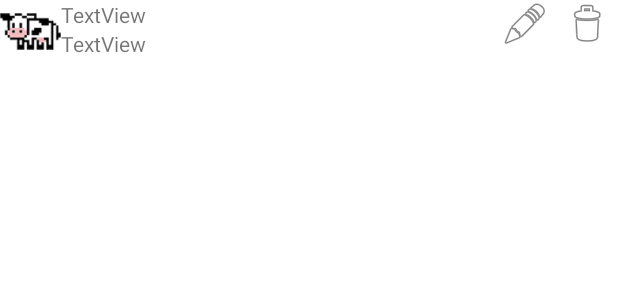
After one commit to Leet-Soft/MoneyLaundryApp, an Android app: the layout transaction_row.xml on its own in the app's theme, with its tools: preview values and no code run, on a phone screen of 412 x 824 dp. The commit adds this screen. Shown: the top 300 px of the screen. Run offline under Robolectric (Android 15) with nearby library versions, the phone set to English and light mode, and no system bars; network calls fail.

Commit message:
22.4.2023 middle of the day commit

```diff
--- a/app/src/main/java/uni/fmi/masters/moneylaundryapp/MainActivity.java
+++ b/app/src/main/java/uni/fmi/masters/moneylaundryapp/MainActivity.java
@@ -41,7 +41,7 @@ public class MainActivity extends AppCompatActivity {
         // Passing each menu ID as a set of Ids because each
         // menu should be considered as top level destinations.
         mAppBarConfiguration = new AppBarConfiguration.Builder(
-                R.id.nav_home)
+                R.id.nav_home, R.id.nav_account)
                 .setOpenableLayout(drawer)
                 .build();
         NavController navController = Navigation.findNavController(this, R.id.nav_host_fragment_content_main);
--- /dev/null
+++ b/app/src/main/res/layout/transaction_row.xml
@@ -0,0 +1,48 @@
+<?xml version="1.0" encoding="utf-8"?>
+<LinearLayout xmlns:android="http://schemas.android.com/apk/res/android"
+    xmlns:app="http://schemas.android.com/apk/res-auto"
+    android:layout_width="match_parent"
+    android:layout_height="wrap_content"
+    android:orientation="horizontal"
+    android:weightSum="100">
+
+    <ImageView
+        android:id="@+id/rowGroupIV"
+        android:layout_width="0dp"
+        android:layout_height="wrap_content"
+        android:layout_weight="10"
+        app:srcCompat="@drawable/muu" />
+
+    <LinearLayout
+        android:layout_width="0dp"
+        android:layout_height="match_parent"
+        android:layout_weight="70"
+        android:orientation="vertical">
+
+        <TextView
+            android:id="@+id/rowNameTV"
+            android:layout_width="match_parent"
+            android:layout_height="wrap_content"
+            android:text="TextView" />
+
+        <TextView
+            android:id="@+id/rowSumTV"
+            android:layout_width="match_parent"
+            android:layout_height="wrap_content"
+            android:text="TextView" />
+    </LinearLayout>
+
+    <ImageView
+        android:id="@+id/rowEditIV"
+        android:layout_width="0dp"
+        android:layout_height="wrap_content"
+        android:layout_weight="10"
+        app:srcCompat="@android:drawable/ic_menu_edit" />
+
+    <ImageView
+        android:id="@+id/rowDeleteIV"
+        android:layout_width="0dp"
+        android:layout_height="wrap_content"
+        android:layout_weight="10"
+        app:srcCompat="@android:drawable/ic_menu_delete" />
+</LinearLayout>
--- a/app/src/main/res/menu/activity_main_drawer.xml
+++ b/app/src/main/res/menu/activity_main_drawer.xml
@@ -12,5 +12,9 @@
             android:id="@+id/nav_leaderboard"
             android:icon="@android:drawable/ic_menu_myplaces"
             android:title="@string/menu_leaderboard" />
+        <item
+            android:id="@+id/nav_account"
+            android:icon="@android:drawable/ic_menu_today"
+            android:title="@string/account" />
     </group>
 </menu>
--- a/app/src/main/res/navigation/mobile_navigation.xml
+++ b/app/src/main/res/navigation/mobile_navigation.xml
@@ -16,5 +16,10 @@
         android:name="uni.fmi.masters.moneylaundryapp.ui.LeaderboardFragment"
         android:label="@string/menu_leaderboard"
         tools:layout="@layout/fragment_leaderboard" />
+    <fragment
+        android:id="@+id/accountFragment"
+        android:name="uni.fmi.masters.moneylaundryapp.ui.AccountFragment"
+        android:label="fragment_account"
+        tools:layout="@layout/fragment_account" />
 
 </navigation>
--- a/app/src/main/res/values/strings.xml
+++ b/app/src/main/res/values/strings.xml
@@ -15,5 +15,6 @@
     <!-- TODO: Remove or change this placeholder text -->
     <string name="hello_blank_fragment">Hello blank fragment</string>
     <string name="test">баба яга</string>
+    <string name="account">Account</string>
 
 </resources>
```
Also changed, not shown: app/src/main/java/uni/fmi/masters/moneylaundryapp/adapter/TransactionAdapter.java (added, +80 -0 lines), app/src/main/java/uni/fmi/masters/moneylaundryapp/entity/AccountEntity.java (added, +22 -0 lines), app/src/main/java/uni/fmi/masters/moneylaundryapp/entity/TransactionEntity.java (added, +44 -0 lines), app/src/main/java/uni/fmi/masters/moneylaundryapp/ui/AccountFragment.java (+32 -19 lines), app/src/main/res/layout/fragment_account.xml (+27 -1 lines).
